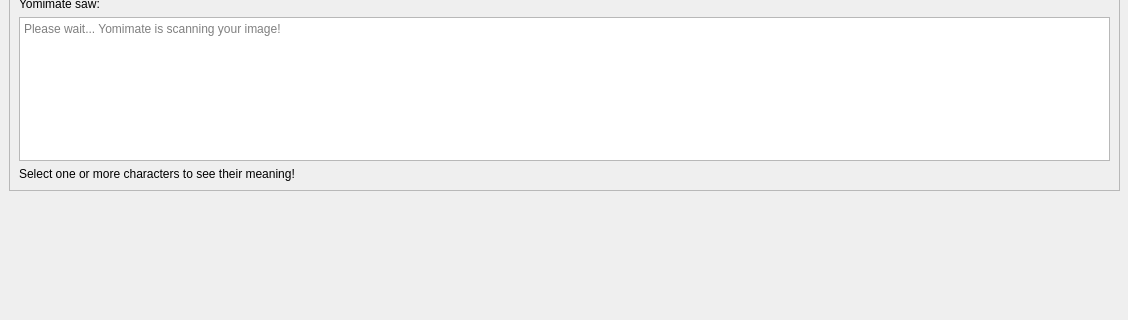
Above: templates/ocr.ui from siepenmaru/yomimate before the change; both pictures show x 0 to 1128 and y 446 to 766 of the 1128 by 882 pixel window. Below: the same form after it.
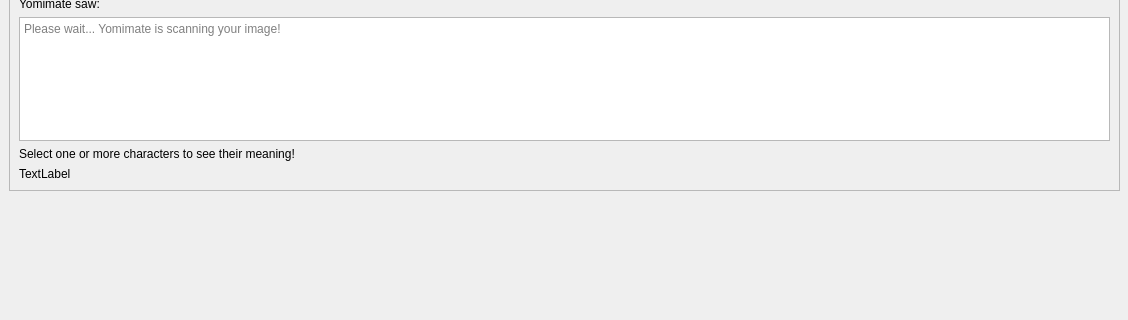
That is the form after the change. Icons and pictures are not drawn.

Commit message: feat: change text based on selected text

```diff
--- a/templates/ocr.ui
+++ b/templates/ocr.ui
@@ -140,6 +140,13 @@
        </property>
       </widget>
      </item>
+     <item row="5" column="0">
+      <widget class="QLabel" name="translation">
+       <property name="text">
+        <string>TextLabel</string>
+       </property>
+      </widget>
+     </item>
     </layout>
    </widget>
   </widget>
```
Left out of the diff: 26 changed lines with no effect on the pictures. The commit also changes 1 other file.
